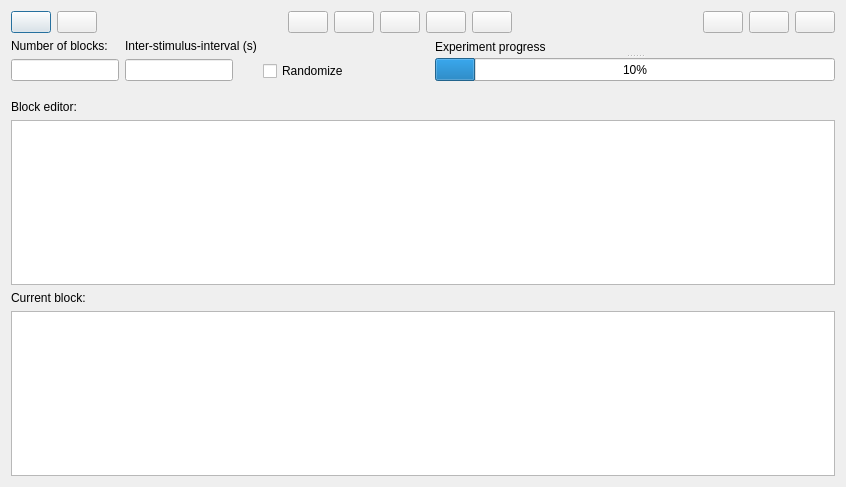
Qt form StimuliScheduler/StimuliScheduler/StimuliScheduler.ui (HongsunGuo/FailsafeFUS) before a commit.
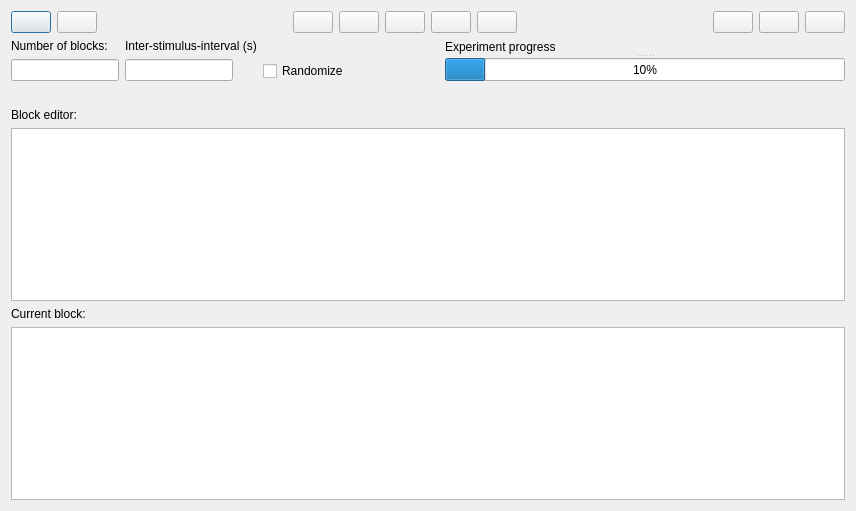
The same form after that commit. Icons and pictures are not drawn.

Commit message: Added status label to show block ID and stimulus id when running.

Patch:
```diff
--- a/StimuliScheduler/StimuliScheduler/StimuliScheduler.ui
+++ b/StimuliScheduler/StimuliScheduler/StimuliScheduler.ui
@@ -6,8 +6,8 @@
    <rect>
     <x>0</x>
     <y>0</y>
-    <width>846</width>
-    <height>487</height>
+    <width>856</width>
+    <height>511</height>
    </rect>
   </property>
   <property name="windowTitle">
@@ -331,11 +331,22 @@
     <widget class="QListWidget" name="blockListWidget"/>
    </item>
    <item>
+    <layout class="QHBoxLayout" name="horizontalLayout_3">
+     <item>
     <widget class="QLabel" name="label_5">
      <property name="text">
       <string>Current block:</string>
      </property>
     </widget>
+     </item>
+     <item>
+      <widget class="QLabel" name="statusLabel">
+       <property name="text">
+        <string/>
+       </property>
+      </widget>
+     </item>
+    </layout>
    </item>
    <item>
     <widget class="QListWidget" name="curBlockListWidget"/>
```
Lines whose indentation alone changed are shown as unchanged. The commit also changes 3 other files.
